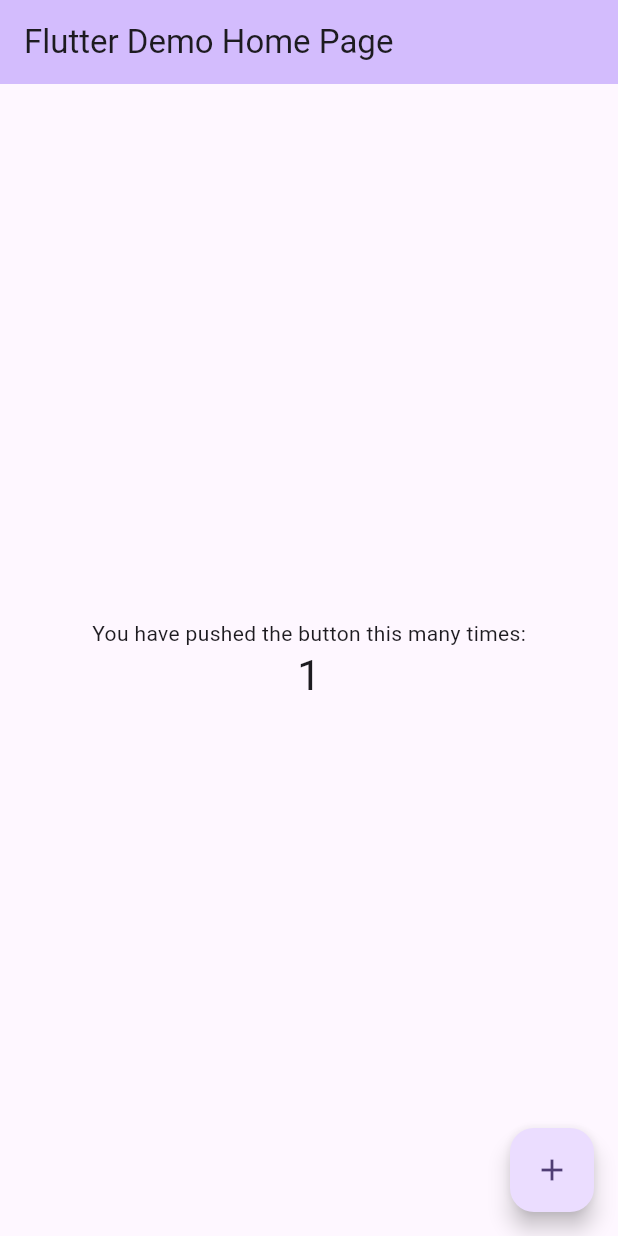
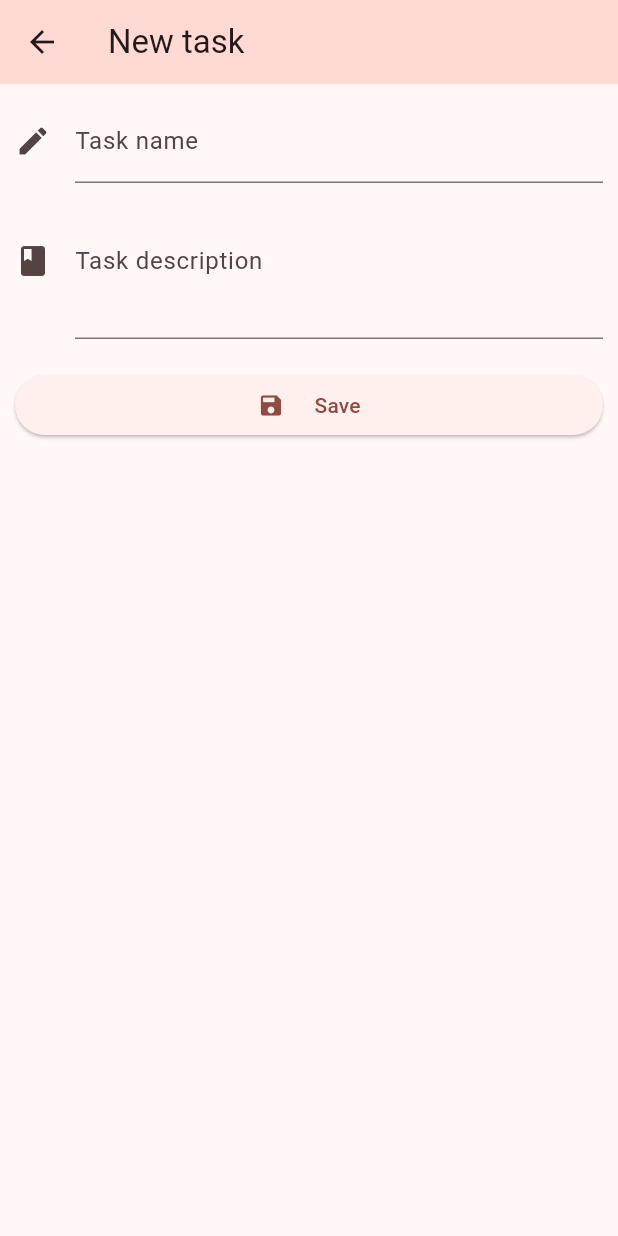
Before and after one commit to tara-pogancev/flutter-todo-list-tutorial, a Flutter app: the screen it shows after launch, after a tap on the "add" icon, on a phone screen of 412 x 824 dp. Run offline on Flutter 3.47's test engine with Material 3 defaults, Android fonts, the phone set to English and light mode, and no system bars.

Commit message:
Task app

```diff
--- a/lib/main.dart
+++ b/lib/main.dart
@@ -1,4 +1,5 @@
 import 'package:flutter/material.dart';
+import 'package:todo_list/tasks/home_screen.dart';
 
 void main() {
   runApp(const MyApp());
@@ -12,58 +13,11 @@ class MyApp extends StatelessWidget {
     return MaterialApp(
       title: 'Flutter Demo',
       theme: ThemeData(
-        colorScheme: ColorScheme.fromSeed(seedColor: Colors.deepPurple),
+        colorScheme: ColorScheme.fromSeed(
+            seedColor: const Color.fromARGB(255, 163, 19, 19)),
         useMaterial3: true,
       ),
-      home: const MyHomePage(title: 'Flutter Demo Home Page'),
+      home: const HomeScreen(),
     );
   }
 }
-
-class MyHomePage extends StatefulWidget {
-  const MyHomePage({super.key, required this.title});
-
-  final String title;
-
-  @override
-  State<MyHomePage> createState() => _MyHomePageState();
-}
-
-class _MyHomePageState extends State<MyHomePage> {
-  int _counter = 0;
-
-  void _incrementCounter() {
-    setState(() {
-      _counter++;
-    });
-  }
-
-  @override
-  Widget build(BuildContext context) {
-    return Scaffold(
-      appBar: AppBar(
-        backgroundColor: Theme.of(context).colorScheme.inversePrimary,
-        title: Text(widget.title),
-      ),
-      body: Center(
-        child: Column(
-          mainAxisAlignment: MainAxisAlignment.center,
-          children: <Widget>[
-            const Text(
-              'You have pushed the button this many times:',
-            ),
-            Text(
-              '$_counter',
-              style: Theme.of(context).textTheme.headlineMedium,
-            ),
-          ],
-        ),
-      ),
-      floatingActionButton: FloatingActionButton(
-        onPressed: _incrementCounter,
-        tooltip: 'Increment',
-        child: const Icon(Icons.add),
-      ),
-    );
-  }
-}
--- /dev/null
+++ b/lib/tasks/home_screen.dart
@@ -0,0 +1,74 @@
+import 'package:flutter/material.dart';
+import 'package:todo_list/tasks/new_task_screen.dart';
+import 'package:todo_list/tasks/task_card.dart';
+
+class HomeScreen extends StatefulWidget {
+  const HomeScreen({super.key});
+
+  @override
+  State<HomeScreen> createState() => _HomeScreenState();
+}
+
+class _HomeScreenState extends State<HomeScreen> {
+  final List<String> _todos = ["First task"];
+
+  void _navigateNewTask() async {
+    final task = await Navigator.push(context,
+        MaterialPageRoute(builder: (context) => const NewTaskScreen()));
+
+    if (task != null) {
+      _addTask(task);
+    }
+  }
+
+  void _addTask(String task) {
+    setState(() {
+      _todos.add(task);
+    });
+  }
+
+  void _removeTask(int index) {
+    setState(() {
+      _todos.removeAt(index);
+      ScaffoldMessenger.of(context).showSnackBar(
+        const SnackBar(
+          content: Text("Task deleted."),
+        ),
+      );
+    });
+  }
+
+  @override
+  Widget build(BuildContext context) {
+    return Scaffold(
+      appBar: AppBar(
+        title: const Text("My TODO List"),
+        backgroundColor: Theme.of(context).colorScheme.primaryContainer,
+      ),
+      floatingActionButton: FloatingActionButton(
+        onPressed: _navigateNewTask,
+        child: const Icon(Icons.add),
+      ),
+      body: (_todos.isEmpty)
+          ? const Center(child: Text("No tasks yet."))
+          : ListView.separated(
+              itemCount: _todos.length,
+              separatorBuilder: (BuildContext context, int index) {
+                return const SizedBox(
+                  height: 10,
+                );
+              },
+              itemBuilder: (BuildContext context, int index) {
+                final todo = _todos[index];
+                return Dismissible(
+                  key: Key(todo),
+                  onDismissed: (direction) => _removeTask(index),
+                  child: TaskCard(
+                    title: todo,
+                  ),
+                );
+              },
+            ),
+    );
+  }
+}
--- /dev/null
+++ b/lib/tasks/new_task_screen.dart
@@ -0,0 +1,83 @@
+import 'package:flutter/material.dart';
+
+class NewTaskScreen extends StatefulWidget {
+  const NewTaskScreen({super.key});
+
+  @override
+  State<NewTaskScreen> createState() => _NewTaskScreenState();
+}
+
+class _NewTaskScreenState extends State<NewTaskScreen> {
+  final _key = GlobalKey<FormState>();
+
+  String taskName = "";
+
+  void _saveForm() {
+    final isValid = _key.currentState?.validate();
+    if (isValid == true) {
+      _key.currentState?.save();
+      Navigator.of(context).pop(taskName);
+    }
+  }
+
+  @override
+  Widget build(BuildContext context) {
+    return Scaffold(
+      appBar: AppBar(
+        title: const Text("New task"),
+        backgroundColor: Theme.of(context).colorScheme.primaryContainer,
+      ),
+      body: Padding(
+        padding: const EdgeInsets.all(10),
+        child: Form(
+          key: _key,
+          child: Column(
+            children: [
+              TextFormField(
+                decoration: const InputDecoration(
+                  icon: Icon(Icons.edit),
+                  label: Text(
+                    "Task name",
+                  ),
+                ),
+                validator: (value) {
+                  if (value == null || value.isEmpty) {
+                    return "Field can't be empty!";
+                  }
+                  return null;
+                },
+                onSaved: (newValue) => taskName = newValue!,
+              ),
+              TextFormField(
+                minLines: 3,
+                maxLines: 5,
+                decoration: const InputDecoration(
+                  icon: Icon(Icons.book),
+                  label: Text(
+                    "Task description",
+                  ),
+                ),
+              ),
+              const SizedBox(
+                height: 20,
+              ),
+              ElevatedButton(
+                onPressed: _saveForm,
+                child: const Row(
+                  mainAxisAlignment: MainAxisAlignment.center,
+                  children: [
+                    Icon(Icons.save),
+                    SizedBox(
+                      width: 20,
+                    ),
+                    Text("Save"),
+                  ],
+                ),
+              ),
+            ],
+          ),
+        ),
+      ),
+    );
+  }
+}
--- /dev/null
+++ b/lib/tasks/task_card.dart
@@ -0,0 +1,44 @@
+import 'package:flutter/material.dart';
+
+class TaskCard extends StatefulWidget {
+  const TaskCard({super.key, required this.title});
+
+  final String title;
+
+  @override
+  State<TaskCard> createState() => _TaskCardState();
+}
+
+class _TaskCardState extends State<TaskCard> {
+  bool isDone = false;
+
+  void _toggleDone() {
+    setState(() {
+      isDone = !isDone;
+    });
+  }
+
+  @override
+  Widget build(BuildContext context) {
+    return Padding(
+      padding: const EdgeInsets.symmetric(horizontal: 10),
+      child: Card(
+        child: ListTile(
+          leading: Checkbox(
+            value: isDone,
+            onChanged: (value) => _toggleDone(),
+          ),
+          title: Text(
+            widget.title,
+            style: TextStyle(
+                fontWeight: (isDone) ? FontWeight.normal : FontWeight.bold,
+                decoration: (isDone)
+                    ? TextDecoration.lineThrough
+                    : TextDecoration.none),
+          ),
+          // subtitle: const Text("Task description"),
+        ),
+      ),
+    );
+  }
+}
```
Also changed, not shown: 1 other file.
